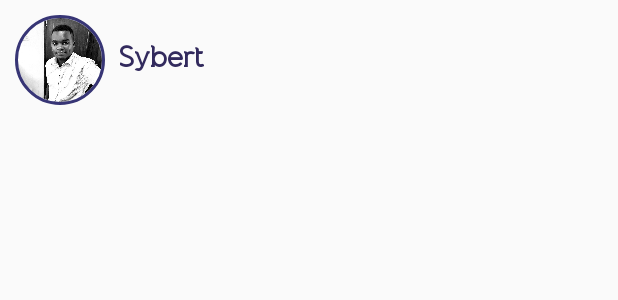
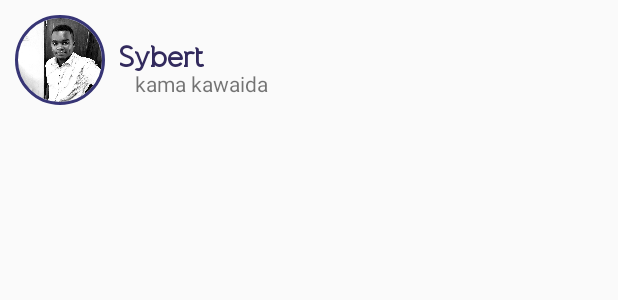
Before and after one commit to sybertDonald/MbisuChat, an Android app: the layout user_item.xml on its own in the app's theme, with its tools: preview values and no code run, on a phone screen of 412 x 824 dp. Shown: the top 300 px of the screen. Run offline under Robolectric (Android 15) with nearby library versions, the phone set to English and light mode, and no system bars.

Commit message:
add last sms show up

```diff
--- a/app/src/main/res/layout/user_item.xml
+++ b/app/src/main/res/layout/user_item.xml
@@ -56,5 +56,18 @@
         android:layout_marginLeft="-15sp"
         />
 
+    <TextView
+        android:layout_width="wrap_content"
+        android:layout_height="wrap_content"
+        android:layout_below="@+id/usernamechat"
+        android:layout_toRightOf="@+id/userimage"
+        android:layout_marginTop="10dp"
+        android:text="kama kawaida"
+        android:maxLines="1"
+        android:paddingTop="5sp"
+        android:id="@+id/lst_msg"
+        android:layout_marginLeft="20sp"
+        />
+
 
 </RelativeLayout>
```
